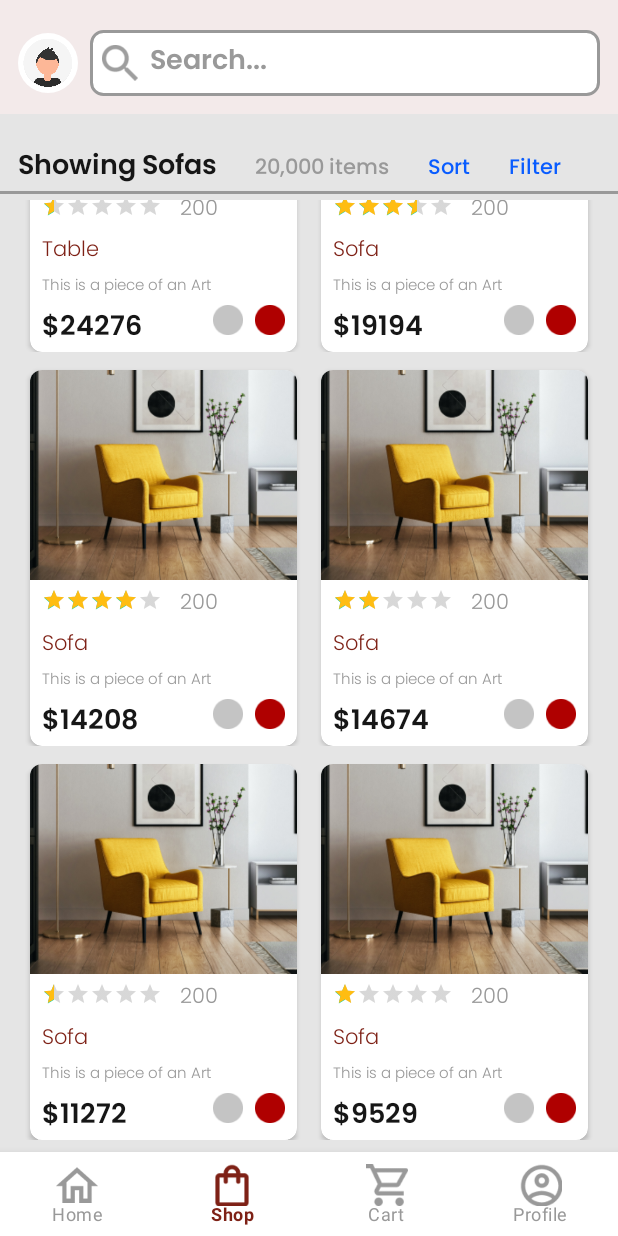
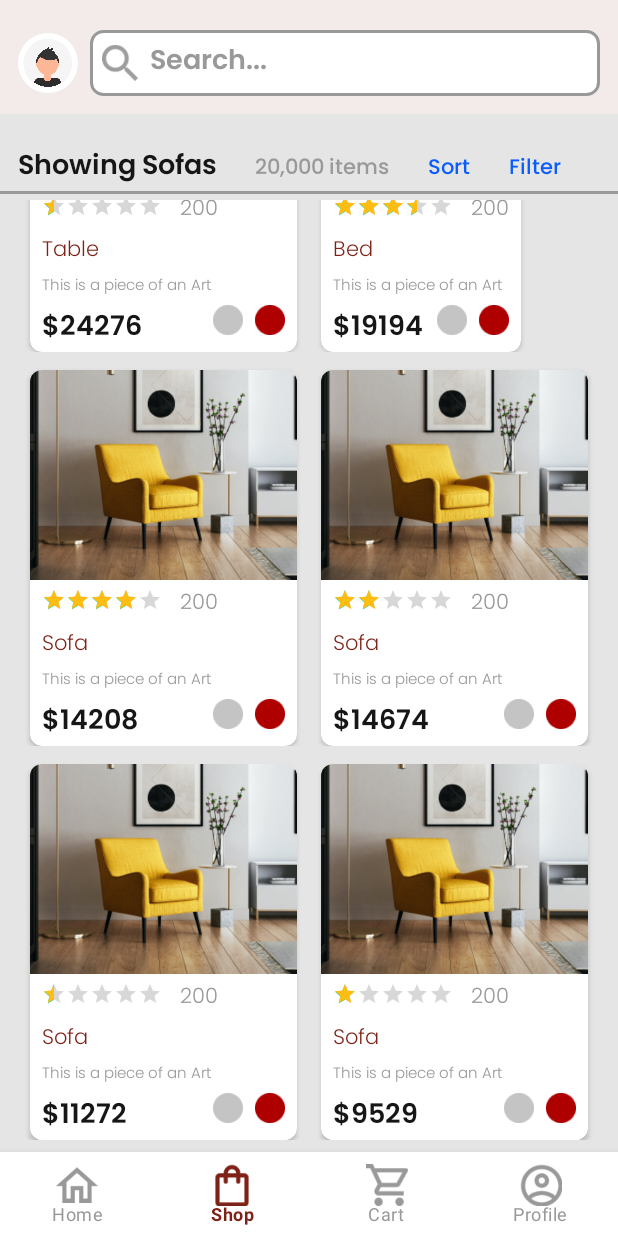
Before and after one commit to thecodework/ArProject, an Android app: the HomeFragment screen opened directly, with no data from a screen before it, item 2 of the bottom bar chosen, scrolled down 161 dp, on a phone screen of 412 x 824 dp. Run offline under Robolectric (Android 15) with nearby library versions, the phone set to English and light mode, and no system bars; our stand-ins replace data binding; plain views replace CircularImageView.

Commit message:
added bed image in DemoData class

```diff
--- a/app/src/main/java/com/example/arproject/DemoData.kt
+++ b/app/src/main/java/com/example/arproject/DemoData.kt
@@ -25,18 +25,18 @@ class DemoData {
 
         private fun getProductImage(pic: Int): Int {
             val productImageMap: Map<Int, Int> = mapOf(
-                1 to R.drawable.whitesofa,
+                1 to R.drawable.bedimage,
                 2 to R.drawable.sofa1,
                 3 to R.drawable.table,
                 4 to R.drawable.yellowsofa,
-                5 to R.drawable.blacksofa
+                5 to R.drawable.whitesofa
             )
             return productImageMap.getValue(pic)
         }
 
         private fun getProductName(name: Int): String {
             val productName =
-                mapOf(1 to "Sofa", 2 to "Sofa", 3 to "Table", 4 to "Sofa", 5 to "Sofa")
+                mapOf(1 to "Bed", 2 to "Sofa", 3 to "Table", 4 to "Sofa", 5 to "Sofa")
             return productName.getValue(name)
         }
 
--- a/app/src/main/res/layout/activity_details.xml
+++ b/app/src/main/res/layout/activity_details.xml
@@ -38,7 +38,7 @@
                 android:layout_width="match_parent"
                 android:layout_height="match_parent"
                 android:scaleType="centerCrop"
-                android:src="@drawable/yellowsofa" />
+                android:src="@drawable/bedimage" />
         </androidx.cardview.widget.CardView>
 
         <LinearLayout
--- a/app/src/main/res/layout/row_product.xml
+++ b/app/src/main/res/layout/row_product.xml
@@ -27,7 +27,7 @@
                 android:layout_width="@dimen/space_160"
                 android:layout_height="@dimen/space_130"
                 android:scaleType="centerCrop"
-                android:src="@drawable/bedproduct"
+                android:src="@drawable/bedimage"
                 app:imageResource="@{modelCategory.categoryimage}" />
         </androidx.cardview.widget.CardView>
     </LinearLayout>
```
Also changed, not shown: app/src/main/res/drawable/bedproduct.png (deleted), 1 other file.
